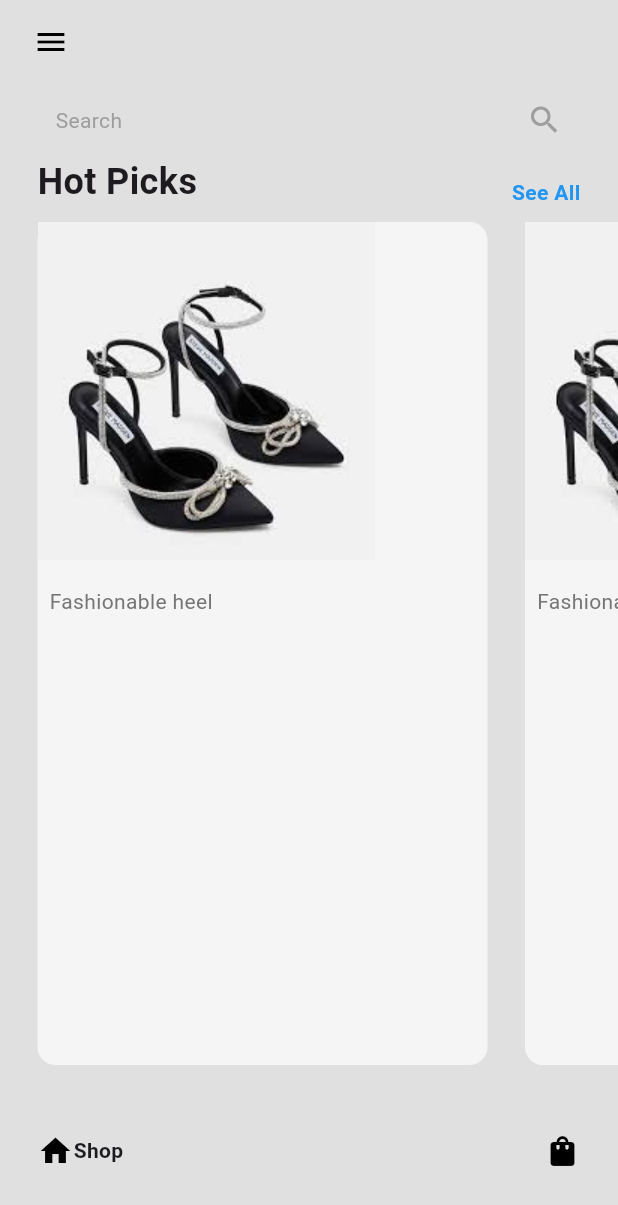
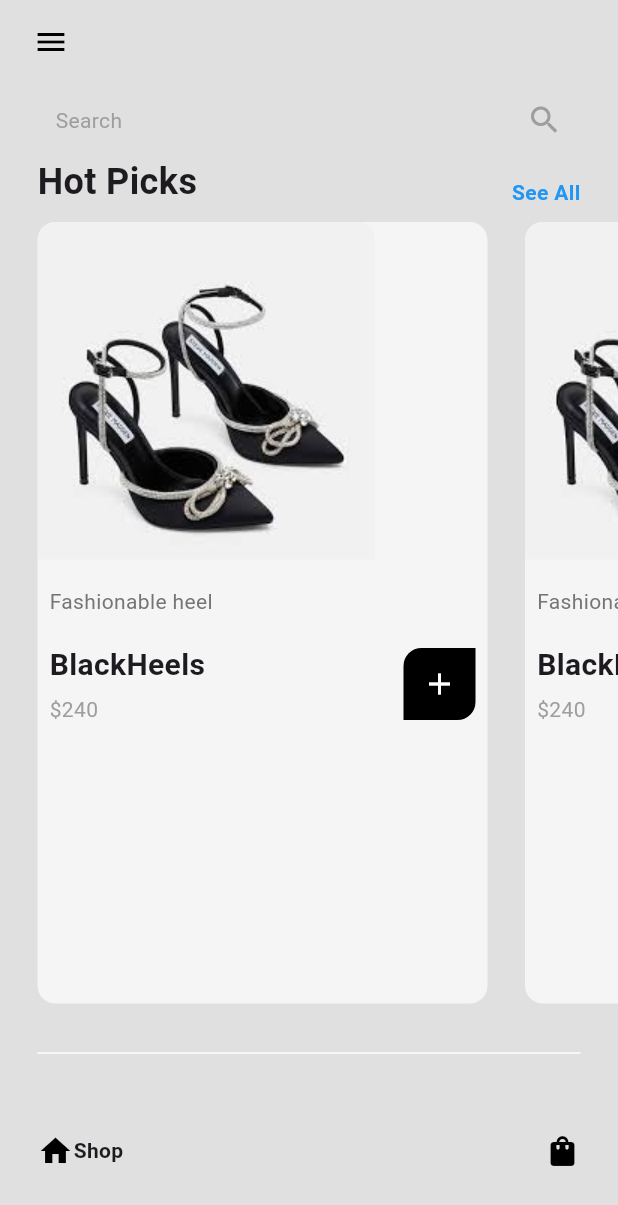
Before and after one commit to Gayurajeev/Flutter-shopping-app, a Flutter app: the HomePage screen opened directly, on a phone screen of 412 x 824 dp. Shown: the top 1205 px of the screen. Run offline on Flutter 3.47's test engine with Material 3 defaults, Android fonts, the phone set to English and light mode, and no system bars; drawn by our look-alikes of google_nav_bar.

Commit message:
Added cart model

```diff
--- a/lib/components/shoe_tile.dart
+++ b/lib/components/shoe_tile.dart
@@ -17,7 +17,12 @@ class ShoeTile extends StatelessWidget {
       child: Column(
         crossAxisAlignment: CrossAxisAlignment.start,
         children: [
-          Image.asset(shoe.imagePath),
+          ClipRRect(
+          borderRadius: const BorderRadius.only(
+          topLeft: Radius.circular(12),
+          topRight: Radius.circular(12),
+      ),
+          child: Image.asset(shoe.imagePath)),
           const SizedBox(height: 10),
           Padding(
             padding: const EdgeInsets.all(8.0),
@@ -25,12 +30,51 @@ class ShoeTile extends StatelessWidget {
               shoe.description,
               style: TextStyle(color: Colors.grey[600]),
             ),
+    ),
+
+                Padding(
+                  padding: const EdgeInsets.symmetric(horizontal: 8.0,vertical: 10),
+                  child:Row(
+                    mainAxisAlignment: MainAxisAlignment.spaceBetween,
+                    children: [
+                    Column(
+                    crossAxisAlignment: CrossAxisAlignment.start,
+                  children:[
+                      Text(shoe.name,style:const TextStyle(
+                        fontWeight: FontWeight.bold,
+                        fontSize: 20,
+                      )),
+                      const SizedBox(height: 5),
+                      Text(
+                          '\$${shoe.price}',
+                        style: const TextStyle(
+                          color: Colors.grey,
+                        ),
+                      ),
+    ],
+          ),
+                  Container(
+                    padding: const EdgeInsets.all(12),
+                    decoration: const BoxDecoration(
+                        color: Colors.black,
+                        borderRadius: BorderRadius.only(
+                      topLeft: Radius.circular(12),
+                      bottomRight:Radius.circular(12),
+                    ),
+                    ),
+                    child: const Icon(
+                        Icons.add,
+                      color: Colors.white,
+
+
+                  ),
+                ),
+              ],
+            ),
           ),
         ],
-      ),
+    ),
+      );
 
-
-
-    );
   }
 }
--- /dev/null
+++ b/lib/models/cart.dart
@@ -0,0 +1,16 @@
+import 'shoe.dart';
+
+class Cart{
+  List<Shoe>shoeShop=[
+    Shoe(name: 'BlueHeels', price:'236', description: 'The forward thinking of fashion', imagePath:'lib/images/blueheels.jpeg',
+    ),
+    Shoe(name: 'BlackHeels', price: '220', description: 'Enhance your fashion', imagePath: 'lib/images/blackheels.jpeg',
+    ),
+    Shoe(name: 'SilverHeels', price: '290', description: 'Secured fashion', imagePath: 'lib/images/silverheels.jpeg',
+    ),
+  ];
+  List<Shoe>userCart=[];
+  List<Shoe>getShoeList(){
+    return shoeShop;
+  }
+}
--- a/lib/pages/shop_page.dart
+++ b/lib/pages/shop_page.dart
@@ -64,6 +64,12 @@ class _ShopPageState extends State<ShopPage> {
     },
     ),
     ),
+        const Padding(
+          padding:  EdgeInsets.only(top:25.0,left:25,right:25),
+          child: Divider(
+            color: Colors.white,
+          ),
+        )
     ],
     );
 
```
